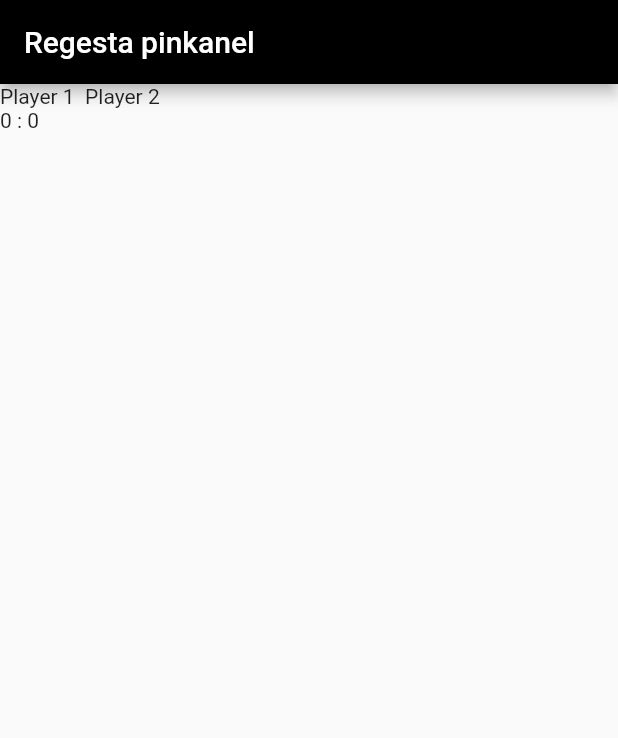
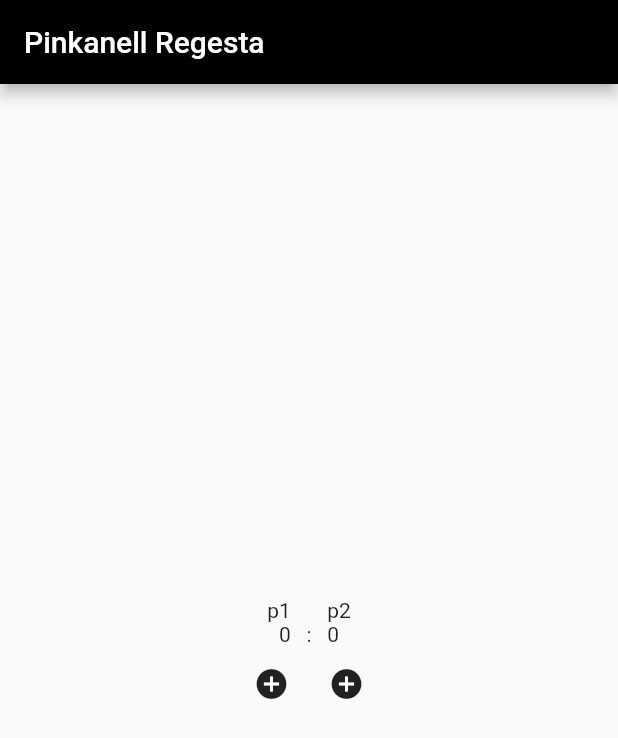
Before and after one commit to taglioIsCoding/PinkanellApp, a Flutter app: the screen it shows after launch, on a phone screen of 412 x 824 dp. Shown: the top 738 px of the screen. Run offline on Flutter 3.47's test engine with Material 2 defaults, Android fonts, the phone set to English and light mode, and no system bars.

Commit message:
Now it is cute

```diff
--- a/lib/myHomePage.dart
+++ b/lib/myHomePage.dart
@@ -1,11 +1,7 @@
 import 'package:flutter/material.dart';
 
-
 class MyHomePage extends StatefulWidget {
-  MyHomePage({Key key,
-    this.title}) :
-        super(key: key);
-
+  MyHomePage({Key key, this.title}) : super(key: key);
 
   // This widget is the home page of your application. It is stateful, meaning
   // that it has a State object (defined below) that contains fields that affect
@@ -23,8 +19,8 @@ class MyHomePage extends StatefulWidget {
 }
 
 class _MyHomePageState extends State<MyHomePage> {
-  int _counter = 0;
-  int _counter2 = 0;
+  static int _counter = 0;
+  static int _counter2 = 0;
   String _p1 = "Player 1";
   String _p2 = "Player 2";
 
@@ -39,11 +35,18 @@ class _MyHomePageState extends State<MyHomePage> {
      });
   }
 
-  void _incrementCounter2(){
+  void _incrementCounter2() {
     setState(() {
+      // This call to setState tells the Flutter framework that something has
+      // changed in this State, which causes it to rerun the build method below
+      // so that the display can reflect the updated values. If we changed
+      // _counter without calling setState(), then the build method would not be
+      // called again, and so nothing would appear to happen.
       _counter2++;
     });
   }
+
+
 
     @override
   Widget build(BuildContext context) {
@@ -54,57 +57,54 @@ class _MyHomePageState extends State<MyHomePage> {
     // fast, so that you can just rebuild anything that needs updating rather
     // than having to individually change instances of widgets.
     return Scaffold(
-
-       appBar: new AppBar(
+        appBar: AppBar(
+          title: Text('Pinkanell Regesta'),
           backgroundColor: Colors.black,
-       title: const Text ("Regesta pinkanel"),
+        ),
+        body: Column(
+          mainAxisAlignment: MainAxisAlignment.center,
+          crossAxisAlignment: CrossAxisAlignment.center,
+          children: <Widget>[
+            Row(
+              crossAxisAlignment: CrossAxisAlignment.center,
+              mainAxisAlignment: MainAxisAlignment.center,
+              children: <Widget>[
+                new Text("p1"),
+                new Text("       "),
+                new Text("p2")
+              ],
+            ),
+            Row(
+              crossAxisAlignment: CrossAxisAlignment.center,
+              mainAxisAlignment: MainAxisAlignment.center,
+              children: <Widget>[
+                new Text("$_counter"),
+                new Text("   :   "),
+                new Text("$_counter2"),
+              ],
+            ),
+            Row(
+              crossAxisAlignment: CrossAxisAlignment.center,
+              mainAxisAlignment: MainAxisAlignment.center,
+              children: <Widget>[
+                Center(
+                  child: new Container(
+                    height: 50,
+                    width: 50,
+                    child: IconButton(
+                        onPressed: _incrementCounter, icon: Icon(Icons.add_circle)),
 
                   ),
-           body: Column(children: <Widget>[
-           Row(//ROW 1
-               children: [
-             Container(
-               //color: Colors.orange,
-               //margin: EdgeInsets.all(25.0),
-               child: Text(
-                 _p1
                 ),
+                new Container(
+                    height: 50,
+                    width: 50,
+                    child: IconButton(
+                        onPressed: _incrementCounter2, icon: Icon(Icons.add_circle)),
                     ),
-             Container(
-               //color: Colors.blue,
-               //margin: EdgeInsets.all(25.0),
-               child: Text(
-                 "  "
+              ],
             ),
-             ),
-             Container(
-               //color: Colors.purple,
-               //margin: EdgeInsets.all(25.0),
-               child: Text(
-                 _p2
-               ),
-             )
-           ]),
-           Row(// ROW 2
-               children: [
-             Container(
-
-               child: Text(
-              '$_counter'
-              ),
-             ),
-             Container(
-               child: Text(
-                 " : "
-               ),
-             ),
-             Container(
-
-               child: Text(
-                 '$_counter'
-               ),
-             ),
-           ]),
-         ]));
+          ],
+        ));
   }
 }
```
Also changed, not shown: assets/icon/regLogo.png (added), 12 other files. Lines whose indentation alone changed are shown as unchanged.
